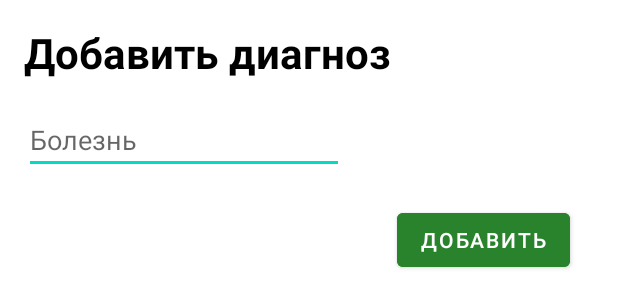
After one commit to SultanSarygulov/HospitalProject, an Android app: the layout add_diagnosis_dialog.xml on its own in the app's theme, with its tools: preview values and no code run, on a phone screen of 412 x 824 dp. The commit adds this screen. Shown: the top 308 px of the screen. Run offline under Robolectric (Android 15) with nearby library versions, the phone set to English and light mode, and no system bars.

Commit message:
Implemented adding diagnosis

```diff
--- a/app/src/main/java/com/example/hospitalproject/PatientRecyclerAdapter.java
+++ b/app/src/main/java/com/example/hospitalproject/PatientRecyclerAdapter.java
@@ -70,7 +70,7 @@ public class PatientRecyclerAdapter extends RecyclerView.Adapter<PatientRecycler
             });
 
             addDiagnosisButton.setOnClickListener(view -> {
-                listener.addDiagnosisToPatient();
+                listener.addDiagnosisToPatient(patient.pid);
             });
 
         }
--- a/app/src/main/java/com/example/hospitalproject/listeners/DoctorListener.java
+++ b/app/src/main/java/com/example/hospitalproject/listeners/DoctorListener.java
@@ -6,5 +6,5 @@ public interface DoctorListener {
 
     void deletePatient(Patient patient);
 
-    void addDiagnosisToPatient();
+    void addDiagnosisToPatient(int id);
 }
--- a/app/src/main/java/com/example/hospitalproject/room/Diagnosis.java
+++ b/app/src/main/java/com/example/hospitalproject/room/Diagnosis.java
@@ -4,13 +4,14 @@ import androidx.room.ColumnInfo;
 import androidx.room.Entity;
 import androidx.room.PrimaryKey;
 
+
 @Entity(tableName = "diagnosis_table")
 public class Diagnosis  {
     @PrimaryKey(autoGenerate = true)
     public int did;
 
-    @ColumnInfo(name = "illness_id")
-    public int illnessId;
+    @ColumnInfo(name = "illness")
+    public String illness;
 
     @ColumnInfo(name = "patient_id")
     public int patientId;
@@ -21,4 +22,5 @@ public class Diagnosis  {
     @ColumnInfo(name = "treatment_date")
     public String treatmentDate;
 
+
 }
--- a/app/src/main/java/com/example/hospitalproject/room/DiagnosisDao.java
+++ b/app/src/main/java/com/example/hospitalproject/room/DiagnosisDao.java
@@ -1,7 +1,11 @@
 package com.example.hospitalproject.room;
 
 import androidx.room.Dao;
+import androidx.room.Insert;
+import androidx.room.OnConflictStrategy;
 
 @Dao
 public interface DiagnosisDao {
+    @Insert(onConflict = OnConflictStrategy.REPLACE)
+    void addDiagnosis(Diagnosis diagnosis);
 }
--- a/app/src/main/java/com/example/hospitalproject/room/database/HospitalDatabase.java
+++ b/app/src/main/java/com/example/hospitalproject/room/database/HospitalDatabase.java
@@ -10,19 +10,16 @@ import com.example.hospitalproject.room.Assignment;
 import com.example.hospitalproject.room.AssignmentDao;
 import com.example.hospitalproject.room.Diagnosis;
 import com.example.hospitalproject.room.DiagnosisDao;
-import com.example.hospitalproject.room.Illness;
-import com.example.hospitalproject.room.IllnessDao;
 import com.example.hospitalproject.room.Patient;
 import com.example.hospitalproject.room.PatientDao;
 import com.example.hospitalproject.room.Staff;
 import com.example.hospitalproject.room.StaffDao;
 
-@Database(entities = {Staff.class, Patient.class, Illness.class, Diagnosis.class, Assignment.class}, version = 4)
+@Database(entities = {Staff.class, Patient.class, Diagnosis.class, Assignment.class}, version = 5)
 public abstract class HospitalDatabase extends RoomDatabase {
 
     public abstract StaffDao staffDao();
     public abstract PatientDao patientDao();
-    public abstract IllnessDao illnessDao();
     public abstract DiagnosisDao diagnosisDao();
     public abstract AssignmentDao assignmentDao();
 
--- /dev/null
+++ b/app/src/main/res/layout/add_diagnosis_dialog.xml
@@ -0,0 +1,44 @@
+<?xml version="1.0" encoding="utf-8"?>
+<androidx.constraintlayout.widget.ConstraintLayout xmlns:android="http://schemas.android.com/apk/res/android"
+    xmlns:app="http://schemas.android.com/apk/res-auto"
+    xmlns:tools="http://schemas.android.com/tools"
+    android:layout_width="match_parent"
+    android:layout_height="200dp">
+
+    <TextView
+        android:id="@+id/add_diagnosis_title"
+        android:layout_width="wrap_content"
+        android:layout_height="wrap_content"
+        android:layout_marginStart="16dp"
+        android:layout_marginTop="16dp"
+        android:fontFamily="@font/open_sans_bold"
+        android:text="Добавить диагноз"
+        android:textColor="@color/black"
+        android:textSize="28sp"
+        app:layout_constraintStart_toStartOf="parent"
+        app:layout_constraintTop_toTopOf="parent" />
+
+    <Button
+        android:id="@+id/confirmAddingButton"
+        android:layout_width="wrap_content"
+        android:layout_height="wrap_content"
+        android:layout_marginEnd="32dp"
+        android:layout_marginBottom="16dp"
+        android:backgroundTint="#29832D"
+        android:text="Добавить"
+        app:layout_constraintBottom_toBottomOf="parent"
+        app:layout_constraintEnd_toEndOf="parent" />
+
+    <EditText
+        android:id="@+id/enterIllnessEt"
+        android:layout_width="wrap_content"
+        android:layout_height="wrap_content"
+        android:layout_marginStart="16dp"
+        android:layout_marginTop="16dp"
+        android:ems="10"
+        android:inputType="textPersonName"
+        android:hint="Болезнь"
+        app:layout_constraintStart_toStartOf="parent"
+        app:layout_constraintTop_toBottomOf="@+id/add_diagnosis_title" />
+
+</androidx.constraintlayout.widget.ConstraintLayout>
--- a/app/src/main/res/values/themes.xml
+++ b/app/src/main/res/values/themes.xml
@@ -13,4 +13,9 @@
         <item name="android:statusBarColor" tools:targetApi="l">?attr/colorPrimaryVariant</item>
         <!-- Customize your theme here. -->
     </style>
+
+    <style name="animation">
+        <item name="android:windowEnterAnimation">@android:anim/fade_in</item>
+        <item name="android:windowExitAnimation">@android:anim/fade_out</item>
+    </style>
 </resources>
```
Also changed, not shown: app/src/main/java/com/example/hospitalproject/DoctorFragment.java (+57 -3 lines), app/src/main/java/com/example/hospitalproject/MainActivity.java (+10 -0 lines), app/src/main/java/com/example/hospitalproject/room/Illness.java (deleted, +0 -16 lines), app/src/main/java/com/example/hospitalproject/room/IllnessDao.java (deleted, +0 -13 lines), app/src/main/java/com/example/hospitalproject/room/PatientDao.java (+6 -1 lines).
